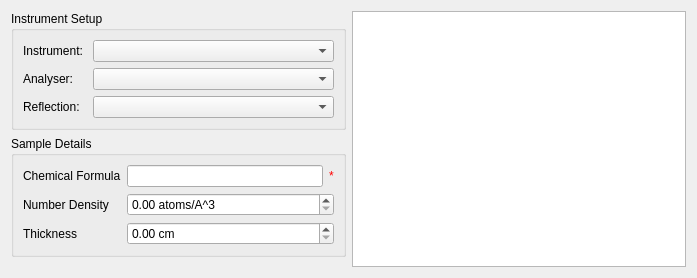
Qt form Code/Mantid/MantidQt/CustomInterfaces/inc/MantidQtCustomInterfaces/IndirectTransmissionCalc.ui (mantidproject/mantid) before a commit.
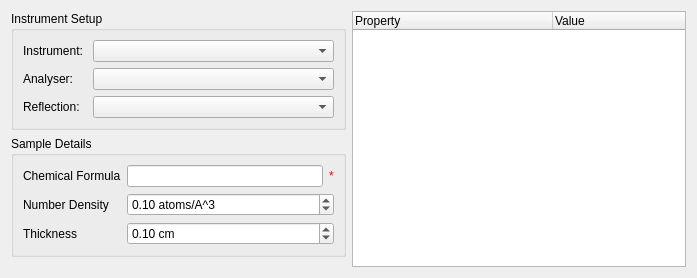
The same form after that commit. Custom widgets are drawn as their Qt base class.

Commit message:
Update table in UI when algorithm is run
Refs #10620

Diff of the .ui file:
```diff
--- a/Code/Mantid/MantidQt/CustomInterfaces/inc/MantidQtCustomInterfaces/IndirectTransmissionCalc.ui
+++ b/Code/Mantid/MantidQt/CustomInterfaces/inc/MantidQtCustomInterfaces/IndirectTransmissionCalc.ui
@@ -117,6 +117,9 @@
           <property name="maximum">
            <double>1000.000000000000000</double>
           </property>
+          <property name="value">
+           <double>0.100000000000000</double>
+          </property>
          </widget>
         </item>
         <item row="1" column="1">
@@ -127,6 +130,9 @@
           <property name="maximum">
            <double>10000.000000000000000</double>
           </property>
+          <property name="value">
+           <double>0.100000000000000</double>
+          </property>
          </widget>
         </item>
         <item row="0" column="1">
@@ -165,7 +171,27 @@
     </layout>
    </item>
    <item>
-    <widget class="QTableWidget" name="tableWidget"/>
+    <widget class="QTreeWidget" name="tvResultsTable">
+     <property name="columnCount">
+      <number>2</number>
+     </property>
+     <attribute name="headerDefaultSectionSize">
+      <number>200</number>
+     </attribute>
+     <attribute name="headerMinimumSectionSize">
+      <number>50</number>
+     </attribute>
+     <column>
+      <property name="text">
+       <string>Property</string>
+      </property>
+     </column>
+     <column>
+      <property name="text">
+       <string>Value</string>
+      </property>
+     </column>
+    </widget>
    </item>
   </layout>
  </widget>
```
The commit also changes 1 other file.
